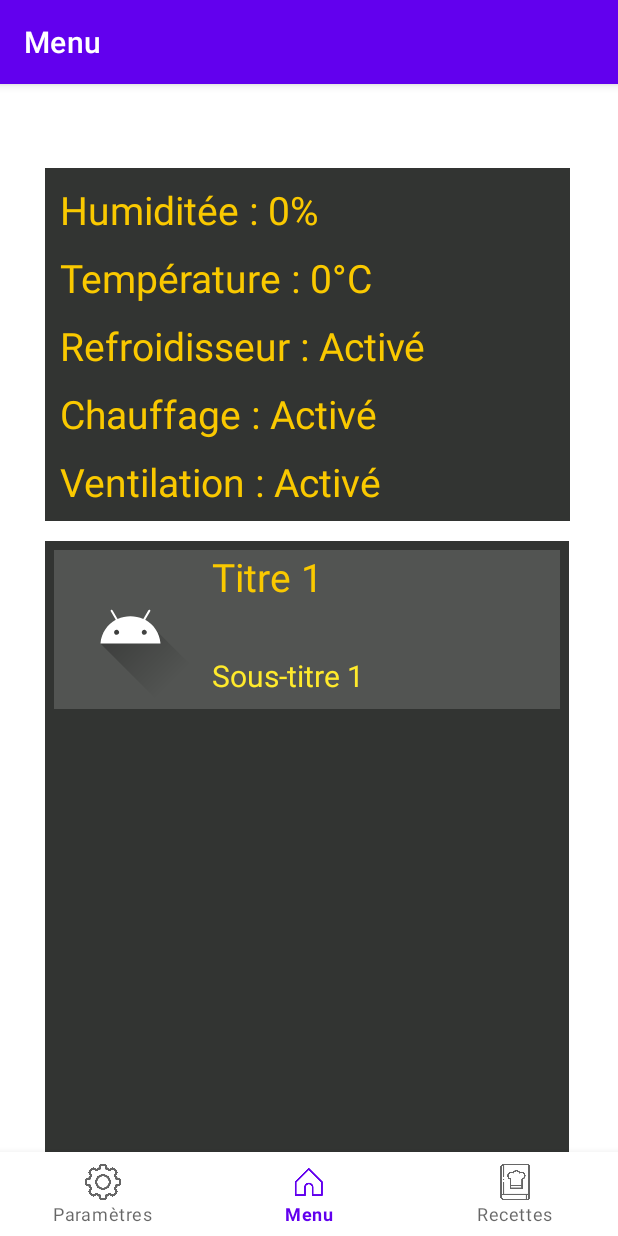
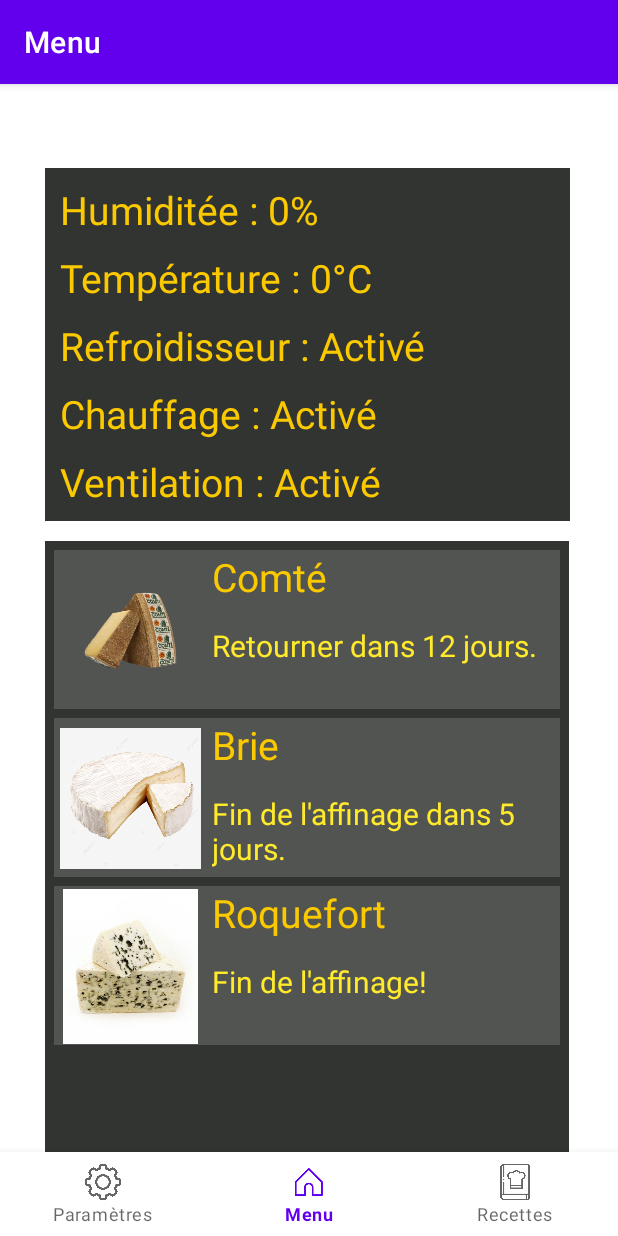
Before and after one commit to UneGrandChevr/fromage, an Android app: the screen it shows after launch (MainActivity), on a phone screen of 412 x 824 dp. Run offline under Robolectric (Android 15) with nearby library versions, the phone set to English and light mode, and no system bars; our stand-ins replace navigation-ui.

Commit message:
Version avec list fromage fonctionnel (c cool et stylax en vrai)

```diff
--- a/app/src/main/java/com/example/fromage/MainActivity.java
+++ b/app/src/main/java/com/example/fromage/MainActivity.java
@@ -20,9 +20,6 @@ import java.util.List;
 public class MainActivity extends AppCompatActivity {
 
     private ActivityMainBinding binding;
-    private RecyclerView recyclerView;
-    private MyAdapterItemLayout adapter;
-    private List<ItemLayout> itemList;
 
     @Override
     protected void onCreate(Bundle savedInstanceState) {
@@ -41,17 +38,6 @@ public class MainActivity extends AppCompatActivity {
         NavigationUI.setupActionBarWithNavController(this, navController, appBarConfiguration);
         NavigationUI.setupWithNavController(binding.navView, navController);
 
-        recyclerView = findViewById(R.id.myRecyclerView);
-        recyclerView.setLayoutManager(new LinearLayoutManager(this));
-
-        // Données à afficher
-        itemList = new ArrayList<ItemLayout>();
-        itemList.add(new ItemLayout(R.drawable.ic_launcher_foreground, "Titre 1", "Sous-titre 1"));
-        itemList.add(new ItemLayout(R.drawable.ic_launcher_foreground, "Titre 2", "Sous-titre 2"));
-        itemList.add(new ItemLayout(R.drawable.ic_launcher_foreground, "Titre 3", "Sous-titre 3"));
-
-        adapter = new MyAdapterItemLayout(itemList);
-        recyclerView.setAdapter(adapter);
     }
     //AAA mais nino gay en plus
 
--- a/app/src/main/java/com/example/fromage/ui/home/HomeFragment.java
+++ b/app/src/main/java/com/example/fromage/ui/home/HomeFragment.java
@@ -9,12 +9,23 @@ import android.widget.TextView;
 import androidx.annotation.NonNull;
 import androidx.fragment.app.Fragment;
 import androidx.lifecycle.ViewModelProvider;
+import androidx.recyclerview.widget.LinearLayoutManager;
+import androidx.recyclerview.widget.RecyclerView;
 
+import com.example.fromage.ItemLayout;
+import com.example.fromage.MyAdapterItemLayout;
+import com.example.fromage.R;
 import com.example.fromage.databinding.FragmentHomeBinding;
+
+import java.util.ArrayList;
+import java.util.List;
 
 public class HomeFragment extends Fragment {
 
     private FragmentHomeBinding binding;
+    private RecyclerView recyclerView;
+    private MyAdapterItemLayout adapter;
+    private List<ItemLayout> itemList;
 
     public View onCreateView(@NonNull LayoutInflater inflater,
                              ViewGroup container, Bundle savedInstanceState) {
@@ -26,6 +37,7 @@ public class HomeFragment extends Fragment {
 
         //final TextView textView = binding.textHome;
         //homeViewModel.getText().observe(getViewLifecycleOwner(), textView::setText);
+        loadHome(root);
         return root;
     }
 
@@ -34,4 +46,18 @@ public class HomeFragment extends Fragment {
         super.onDestroyView();
         binding = null;
     }
+
+    public void loadHome(View root) {
+        recyclerView = root.findViewById(R.id.myRecyclerView);
+        recyclerView.setLayoutManager(new LinearLayoutManager(getContext()));
+
+        // Données à afficher
+        itemList = new ArrayList<ItemLayout>();
+        itemList.add(new ItemLayout(R.drawable.icon_comte, "Comté", "Retourner dans 12 jours."));
+        itemList.add(new ItemLayout(R.drawable.brie_icon, "Brie", "Fin de l'affinage dans 5 jours."));
+        itemList.add(new ItemLayout(R.drawable.roquefort_icon, "Roquefort", "Fin de l'affinage!"));
+
+        adapter = new MyAdapterItemLayout(itemList);
+        recyclerView.setAdapter(adapter);
+    }
 }
--- a/app/src/main/res/layout/itemlayout.xml
+++ b/app/src/main/res/layout/itemlayout.xml
@@ -1,7 +1,7 @@
 <?xml version="1.0" encoding="utf-8"?>
 <LinearLayout xmlns:android="http://schemas.android.com/apk/res/android"
     android:layout_width="match_parent"
-    android:layout_height="match_parent"
+    android:layout_height="wrap_content"
     xmlns:tools="http://schemas.android.com/tools"
     >
     <FrameLayout
@@ -35,7 +35,7 @@
             android:layout_width="wrap_content"
             android:layout_height="wrap_content"
             android:layout_marginLeft="105dp"
-            android:layout_marginTop="70dp"
+            android:layout_marginTop="50dp"
             android:textColor="#FFEA2C"
             android:textSize="20dp"
             android:text="Retournez dans 12h" />
```
Also changed, not shown: app/src/main/res/drawable/brie_icon.png (added), app/src/main/res/drawable/icon_comte.jpg (added), app/src/main/res/drawable/roquefort_icon.jpg (added).
